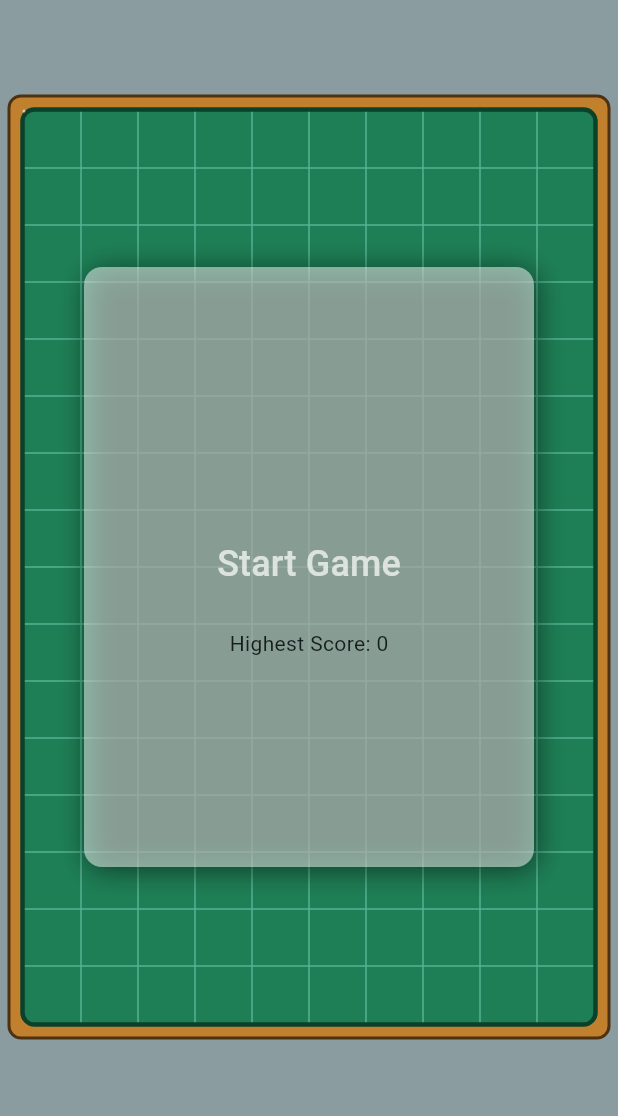
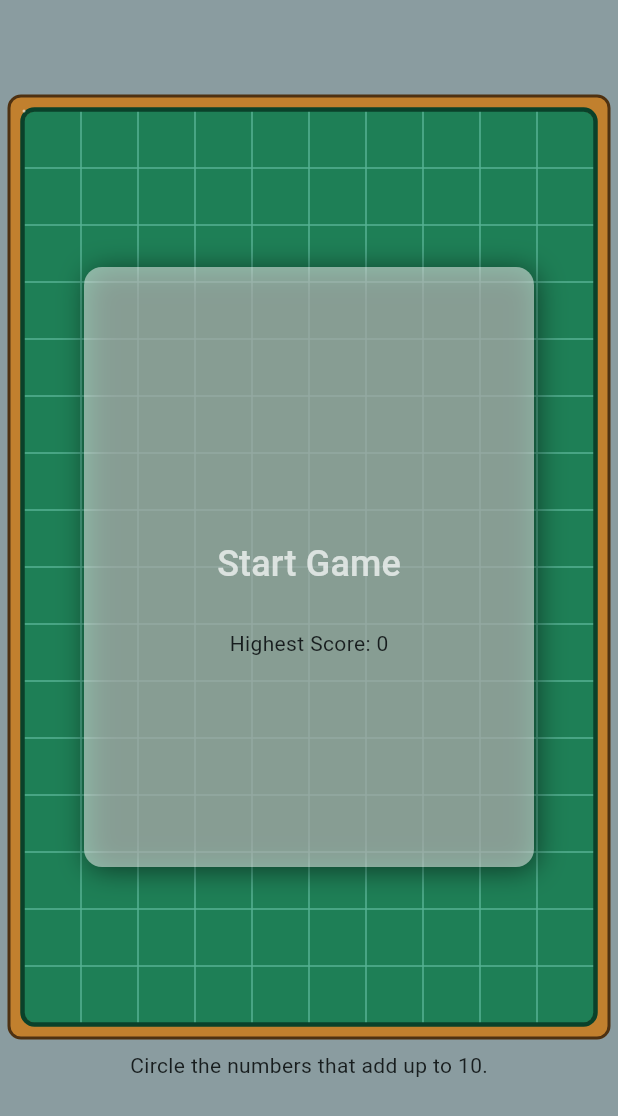
Before and after one commit to ChenCoin/Catfish, a Flutter app: the screen it shows after launch, on a phone screen of 412 x 824 dp. Shown: the top 1116 px of the screen. Run offline on Flutter 3.47's test engine with Material 3 defaults, Android fonts, the light colour scheme and no system bars; our stand-ins replace shared_preferences; generated files the repository leaves out were written again.

Commit message:
add text tip

```diff
--- a/lib/l10n/app_en.arb
+++ b/lib/l10n/app_en.arb
@@ -9,5 +9,6 @@
   "score": "SCORE",
   "highestScore": "Highest Score",
   "remainingTime": "Remaining Time",
-  "scoreNow": "Score of the game"
+  "scoreNow": "Score of the game",
+  "tip": "Circle the numbers that add up to 10."
 }
--- a/lib/l10n/intl_zh.arb
+++ b/lib/l10n/intl_zh.arb
@@ -6,5 +6,6 @@
     "score": "分数",
     "highestScore": "最高分",
     "remainingTime": "剩余时间",
-    "scoreNow": "本局分数"
+    "scoreNow": "本局分数",
+    "tip": "圈出加起来等于10的数字"
 }
--- a/lib/main.dart
+++ b/lib/main.dart
@@ -33,6 +33,7 @@ class MyApp extends StatelessWidget {
       supportedLocales: AppLocalizations.supportedLocales,
       theme: ThemeData(
         colorScheme: ColorScheme.fromSeed(seedColor: const Color(0xff8A9CA0)),
+        primaryColor: const Color(0xff8A9CA0),
         useMaterial3: true,
       ),
       home: MyHomePage(title: 'Flutter Demo Home Page', data: data),
@@ -100,6 +101,7 @@ class _MyHomePageState extends State<MyHomePage> {
     double height = width / 10 * 16;
     var scoreText = AppLocalizations.of(context)!.score;
     var highestScoreText = AppLocalizations.of(context)!.highestScore;
+    var tipText = AppLocalizations.of(context)!.tip;
     return Scaffold(
       backgroundColor: const Color(0xff8A9CA0),
       body: Align(
@@ -218,6 +220,10 @@ class _MyHomePageState extends State<MyHomePage> {
                 ]
               ],
             ),
+            Padding(
+              padding: const EdgeInsets.all(8),
+              child: Text(tipText),
+            ),
           ],
         ),
       ),
```
